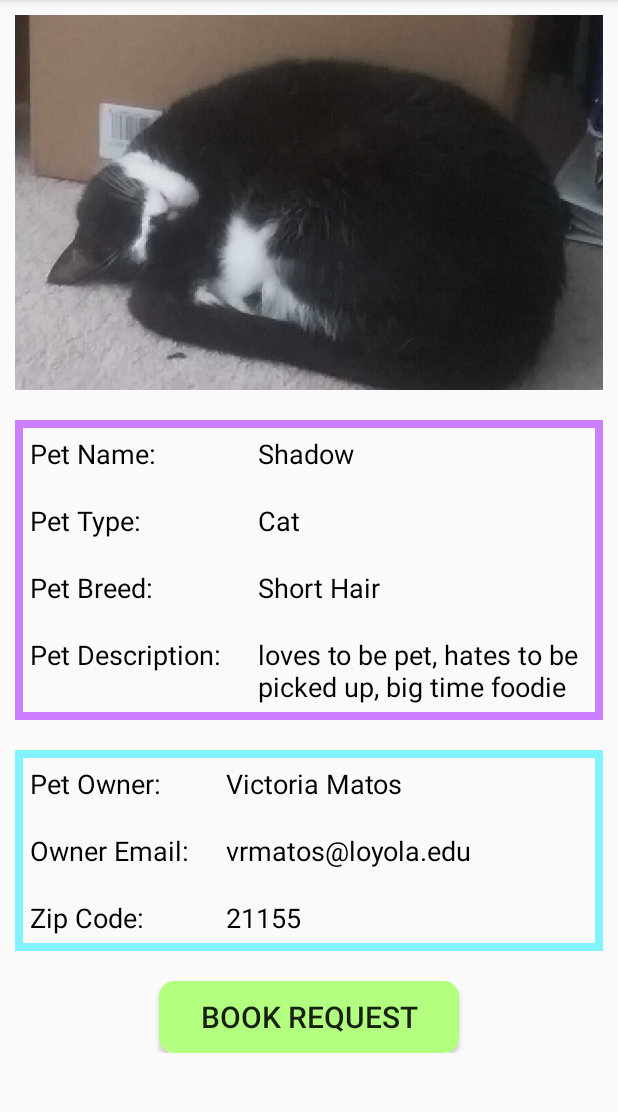
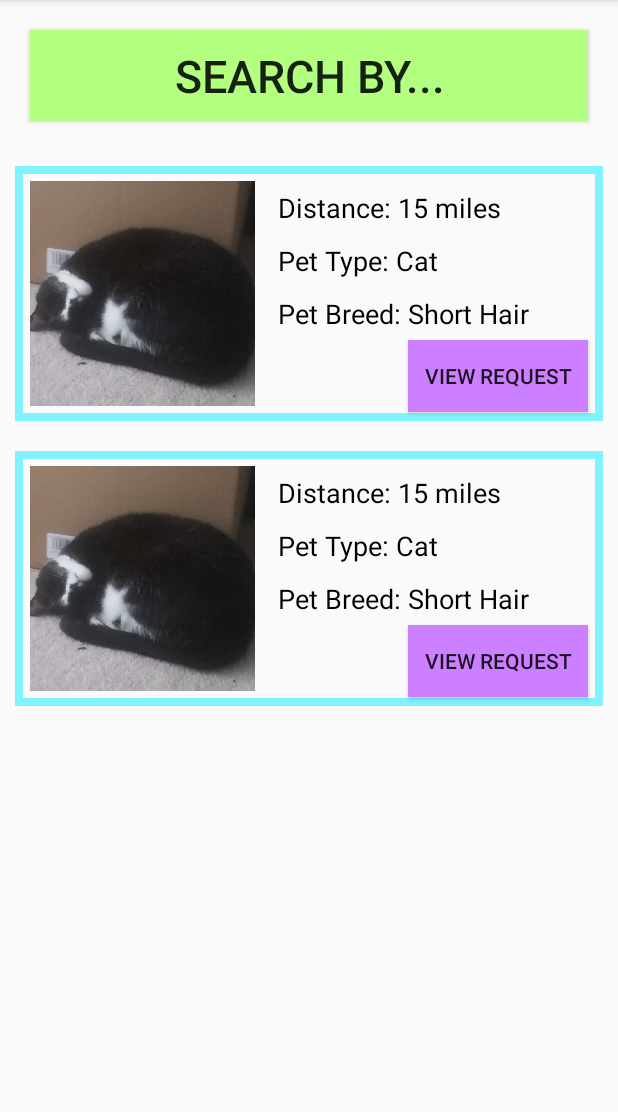
Before and after one commit to vrmatos/VALuApp, an Android app: the screen it shows after launch (MainActivity), on a phone screen of 412 x 824 dp, the part 84-1196 px from its top. Run offline under Robolectric (Android 15) with nearby library versions, the phone set to English and light mode, and no system bars.

Commit message:
Designs from Franceschi Meeting finished

```diff
--- a/app/src/main/java/com/victoriamatos/valuapp/MainActivity.java
+++ b/app/src/main/java/com/victoriamatos/valuapp/MainActivity.java
@@ -2,13 +2,20 @@ package com.victoriamatos.valuapp;
 
 import androidx.appcompat.app.AppCompatActivity;
 
+import android.accessibilityservice.AccessibilityService;
 import android.os.Bundle;
+import android.view.LayoutInflater;
+import android.widget.RelativeLayout;
+import android.widget.ScrollView;
 
 public class MainActivity extends AppCompatActivity {
 
     @Override
     protected void onCreate(Bundle savedInstanceState) {
         super.onCreate(savedInstanceState);
-        setContentView(R.layout.individual_request_screen);
+        setContentView(R.layout.browse_requests_screen);
+
+        LayoutInflater inflater = (LayoutInflater)this.getSystemService(LAYOUT_INFLATER_SERVICE);
+
     }
 }
--- /dev/null
+++ b/app/src/main/res/layout/browse_request_individual.xml
@@ -0,0 +1,50 @@
+<?xml version="1.0" encoding="utf-8"?>
+<RelativeLayout
+    xmlns:android="http://schemas.android.com/apk/res/android"
+    android:layout_width="match_parent"
+    android:layout_height="wrap_content"
+    android:layout_margin="10dp"
+    android:background="@drawable/cyan_border"
+    android:id="@+id/browse_request_indiv">
+
+    <ImageView
+        android:layout_width="150dp"
+        android:layout_height="150dp"
+        android:scaleType="centerCrop"
+        android:id="@+id/pet_pic_small"
+        android:src="@drawable/cat"
+        android:layout_margin="10dp"
+        android:contentDescription="pet_picture">
+    </ImageView>
+
+    <TextView
+        style="@style/BrowseText"
+        android:text="Distance: 15 miles"
+        android:id="@+id/distance"
+        android:layout_toRightOf="@id/pet_pic_small"
+        android:layout_alignTop="@id/pet_pic_small"/>
+
+    <TextView
+        style="@style/BrowseText"
+        android:text="Pet Type: Cat"
+        android:id="@+id/pet_type_small"
+        android:layout_below="@id/distance"
+        android:layout_toRightOf="@id/pet_pic_small"/>
+
+    <TextView
+        style="@style/BrowseText"
+        android:text="Pet Breed: Short Hair"
+        android:id="@+id/pet_breed_small"
+        android:layout_below="@id/pet_type_small"
+        android:layout_toRightOf="@id/pet_pic_small"/>
+    <Button
+        android:layout_width="120dp"
+        android:layout_height="wrap_content"
+        android:text="View Request"
+        android:layout_below="@id/pet_breed_small"
+        android:layout_alignParentRight="true"
+        android:layout_marginRight="10dp"
+        android:padding="5dp"
+        android:background="@color/purple"/>
+
+</RelativeLayout>
--- a/app/src/main/res/layout/browse_requests_screen.xml
+++ b/app/src/main/res/layout/browse_requests_screen.xml
@@ -1,6 +1,40 @@
 <?xml version="1.0" encoding="utf-8"?>
-<androidx.constraintlayout.widget.ConstraintLayout
-    xmlns:android="http://schemas.android.com/apk/res/android" android:layout_width="match_parent"
+<ScrollView
+    xmlns:android="http://schemas.android.com/apk/res/android"
+    android:layout_width="match_parent"
     android:layout_height="match_parent">
 
-</androidx.constraintlayout.widget.ConstraintLayout>
+    <RelativeLayout
+        android:layout_width="wrap_content"
+        android:layout_height="wrap_content"
+        android:id="@+id/browse_results">
+
+        <Button
+            android:layout_width="match_parent"
+            android:layout_height="wrap_content"
+            android:layout_centerHorizontal="true"
+            android:id="@+id/search_by_bar"
+            android:text="Search By..."
+            android:textSize="30sp"
+            android:background="@color/green"
+            android:padding="10dp"
+            android:layout_margin="20dp"/>
+
+        <include
+            layout="@layout/browse_request_individual"
+            android:layout_margin="10dp"
+            android:id="@+id/result1"
+            android:layout_below="@+id/search_by_bar"
+            android:layout_height="wrap_content"
+            android:layout_width="wrap_content" />
+
+        <include
+            layout="@layout/browse_request_individual"
+            android:layout_margin="10dp"
+            android:id="@+id/result2"
+            android:layout_below="@+id/result1"
+            android:layout_height="wrap_content"
+            android:layout_width="wrap_content" />
+
+    </RelativeLayout>
+</ScrollView>
--- a/app/src/main/res/layout/login_screen.xml
+++ b/app/src/main/res/layout/login_screen.xml
@@ -11,7 +11,7 @@
         android:layout_centerHorizontal="true"
         android:layout_marginTop="15dp"
         android:layout_marginBottom="5dp"
-        android:src="@drawable/PAWPINS"
+        android:src="@drawable/logo"
         android:contentDescription="@string/logo">
     </ImageView>
 
@@ -56,6 +56,7 @@
         android:layout_below="@id/login_button"
         android:layout_centerHorizontal="true"
         android:text="@string/no_acct"
+        android:textColor="@color/blue"
         android:textAllCaps="false"
         android:layout_marginTop="10dp"
         android:padding="10dp"
--- a/app/src/main/res/values/styles.xml
+++ b/app/src/main/res/values/styles.xml
@@ -30,11 +30,21 @@
     </style>
 
     <style name="AcctButton">
-        <item name="android:layout_width">250dp</item>
+        <item name="android:layout_width">270dp</item>
         <item name="android:layout_height">wrap_content</item>
         <item name="android:layout_centerHorizontal">true</item>
         <item name="android:textSize">20sp</item>
         <item name="android:padding">10dp</item>
         <item name="android:background">@drawable/rounded_corners</item>
     </style>
+
+    <style name="BrowseText">
+        <item name="android:layout_width">wrap_content</item>
+        <item name="android:layout_height">wrap_content</item>
+        <item name="android:padding">5dp</item>
+        <item name="android:layout_marginRight">8dp</item>
+        <item name="android:textSize">18sp</item>
+        <item name="android:textColor">@color/black</item>
+    </style>
+
 </resources>
```
Also changed, not shown: app/src/main/res/layout/account_screen.xml (+11 -2 lines), app/src/main/res/layout/individual_booked_request_screen.xml (added, +158 -0 lines), app/src/main/res/layout/register_screen.xml (+26 -6 lines), app/src/main/res/layout/visualize_requests_screen.xml (+25 -3 lines), app/src/main/res/drawable/logo.png (renamed from app/src/main/res/drawable/PAWPINS.png).
